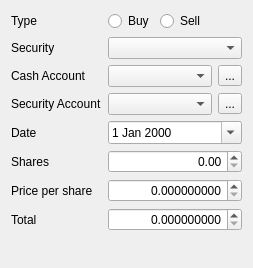
Old version of the form src/views/ui_files/dialogs/security_transaction_dialog.ui in the repository JakubFranek/Kapytal.
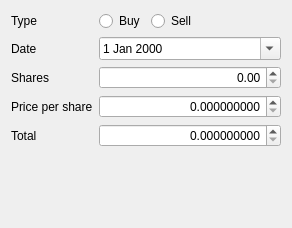
New version of the form.

Commit message: Implement SmartComboBoxes in Sec.TransactionDialog

The edit to the form file:
```diff
--- a/src/views/ui_files/dialogs/security_transaction_dialog.ui
+++ b/src/views/ui_files/dialogs/security_transaction_dialog.ui
@@ -9,8 +9,8 @@
    <rect>
     <x>0</x>
     <y>0</y>
-    <width>248</width>
-    <height>268</height>
+    <width>292</width>
+    <height>228</height>
    </rect>
   </property>
   <property name="sizePolicy">
@@ -67,78 +67,13 @@
       </layout>
      </item>
      <item row="1" column="0">
-      <widget class="QLabel" name="securityLabel">
-       <property name="text">
-        <string>Security</string>
-       </property>
-      </widget>
-     </item>
-     <item row="1" column="1">
-      <widget class="QComboBox" name="securityComboBox"/>
-     </item>
-     <item row="2" column="0">
-      <widget class="QLabel" name="cashAccountLabel">
-       <property name="text">
-        <string>Cash Account</string>
-       </property>
-      </widget>
-     </item>
-     <item row="2" column="1">
-      <layout class="QHBoxLayout" name="cashAccountHorizontalLayout">
-       <item>
-        <widget class="QComboBox" name="cashAccountComboBox">
-         <property name="sizePolicy">
-          <sizepolicy hsizetype="Preferred" vsizetype="Fixed">
-           <horstretch>0</horstretch>
-           <verstretch>0</verstretch>
-          </sizepolicy>
-         </property>
-         <property name="editable">
-          <bool>false</bool>
-         </property>
-         <property name="insertPolicy">
-          <enum>QComboBox::NoInsert</enum>
-         </property>
-        </widget>
-       </item>
-       <item>
-        <widget class="QToolButton" name="cashAccountToolButton">
-         <property name="text">
-          <string>...</string>
-         </property>
-        </widget>
-       </item>
-      </layout>
-     </item>
-     <item row="3" column="0">
-      <widget class="QLabel" name="securityAccountLabel">
-       <property name="text">
-        <string>Security Account</string>
-       </property>
-      </widget>
-     </item>
-     <item row="3" column="1">
-      <layout class="QHBoxLayout" name="securityAccountHorizontalLayout">
-       <item>
-        <widget class="QComboBox" name="securityAccountComboBox"/>
-       </item>
-       <item>
-        <widget class="QToolButton" name="securityAccountToolButton">
-         <property name="text">
-          <string>...</string>
-         </property>
-        </widget>
-       </item>
-      </layout>
-     </item>
-     <item row="4" column="0">
       <widget class="QLabel" name="dateLabel">
        <property name="text">
         <string>Date</string>
        </property>
       </widget>
      </item>
-     <item row="4" column="1">
+     <item row="1" column="1">
       <widget class="QDateEdit" name="dateEdit">
        <property name="calendarPopup">
         <bool>true</bool>
@@ -148,14 +83,14 @@
        </property>
       </widget>
      </item>
-     <item row="5" column="0">
+     <item row="2" column="0">
       <widget class="QLabel" name="sharesLabel">
        <property name="text">
         <string>Shares</string>
        </property>
       </widget>
      </item>
-     <item row="5" column="1">
+     <item row="2" column="1">
       <widget class="QDoubleSpinBox" name="sharesDoubleSpinBox">
        <property name="alignment">
         <set>Qt::AlignRight|Qt::AlignTrailing|Qt::AlignVCenter</set>
@@ -168,14 +103,14 @@
        </property>
       </widget>
      </item>
-     <item row="6" column="0">
+     <item row="3" column="0">
       <widget class="QLabel" name="priceLabel">
        <property name="text">
         <string>Price per share</string>
        </property>
       </widget>
      </item>
-     <item row="6" column="1">
+     <item row="3" column="1">
       <widget class="QDoubleSpinBox" name="priceDoubleSpinBox">
        <property name="alignment">
         <set>Qt::AlignRight|Qt::AlignTrailing|Qt::AlignVCenter</set>
@@ -191,14 +126,14 @@
        </property>
       </widget>
      </item>
-     <item row="7" column="0">
+     <item row="4" column="0">
       <widget class="QLabel" name="totalLabel">
        <property name="text">
         <string>Total</string>
        </property>
       </widget>
      </item>
-     <item row="7" column="1">
+     <item row="4" column="1">
       <widget class="QDoubleSpinBox" name="totalDoubleSpinBox">
        <property name="enabled">
         <bool>true</bool>
```
Left out of the diff: 5 changed lines with no effect on the pictures. The commit also changes 6 other files.
